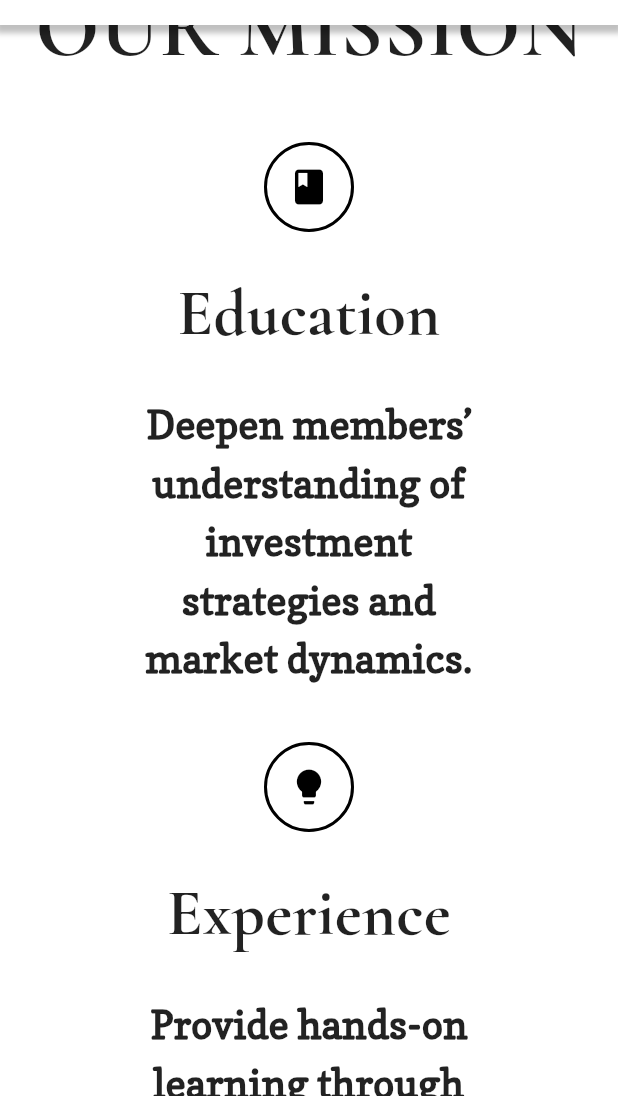
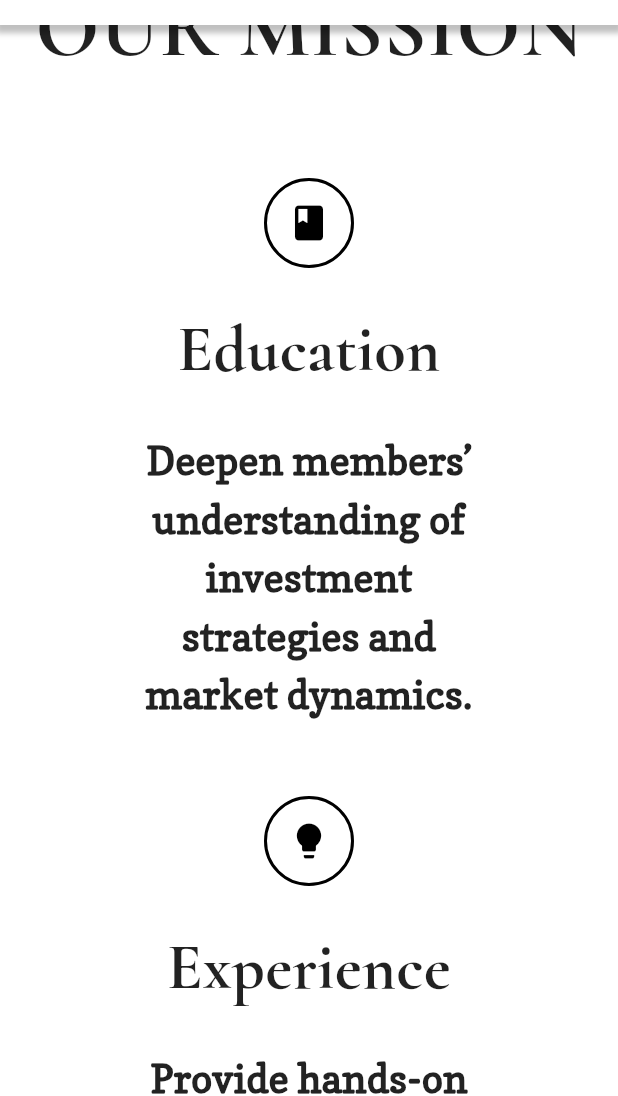
Before and after one commit to karelhutajulu/investsync-web-flutter-24, a Flutter app: the screen it shows after launch, scrolled down 3456 dp, on a phone screen of 412 x 824 dp, the part 140-1236 px from its top. Run offline on Flutter 3.47's test engine with Material 3 defaults, Android fonts, the phone set to English and light mode, and no system bars; our stand-ins replace flutter_svg, font_awesome_flutter, get, visibility_detector; network calls fail.

Commit message:
fix our mission not aligned
grrr

```diff
--- a/lib/pages/home_page.dart
+++ b/lib/pages/home_page.dart
@@ -122,19 +122,26 @@ class HomePage extends StatelessWidget {
                         return Column(
                           crossAxisAlignment: CrossAxisAlignment.center,
                           children: [
+                            // Title
                             Text(
                               'OUR MISSION',
-                              style: TextStyle(
-                                fontSize: 56, // Same as WHO WE ARE
+                              style: const TextStyle(
+                                fontSize: 56,
+                                fontFamily: 'Cormorant',
                                 fontWeight: FontWeight.w800,
-                                fontFamily: 'Cormorant',
                                 color: Colors.black87,
                               ),
                             ),
-                            const SizedBox(height: 36),
+                            const SizedBox(
+                                height:
+                                    60), // Bigger gap between title and icons
+
+                            // Row or Column depending on screen size
                             isDesktop
                                 ? Row(
                                     mainAxisAlignment: MainAxisAlignment.center,
+                                    crossAxisAlignment:
+                                        CrossAxisAlignment.start, // Important
                                     children: [
                                       _MissionItem(
                                         icon: Icons.book,
@@ -142,12 +149,14 @@ class HomePage extends StatelessWidget {
                                         description:
                                             'Deepen members’ understanding of investment strategies and market dynamics.',
                                       ),
+                                      SizedBox(width: 48),
                                       _MissionItem(
                                         icon: Icons.lightbulb,
                                         title: 'Experience',
                                         description:
                                             'Provide hands-on learning through real-world investment experience.',
                                       ),
+                                      SizedBox(width: 48),
                                       _MissionItem(
                                         icon: Icons.people,
                                         title: 'Empowerment',
@@ -164,14 +173,14 @@ class HomePage extends StatelessWidget {
                                         description:
                                             'Deepen members’ understanding of investment strategies and market dynamics.',
                                       ),
-                                      SizedBox(height: 36),
+                                      const SizedBox(height: 48),
                                       _MissionItem(
                                         icon: Icons.lightbulb,
                                         title: 'Experience',
                                         description:
                                             'Provide hands-on learning through real-world investment experience.',
                                       ),
-                                      SizedBox(height: 36),
+                                      const SizedBox(height: 48),
                                       _MissionItem(
                                         icon: Icons.people,
                                         title: 'Empowerment',
@@ -180,7 +189,8 @@ class HomePage extends StatelessWidget {
                                       ),
                                     ],
                                   ),
-                            const SizedBox(height: 80),
+
+                            const SizedBox(height: 100), // Space to Footer
                           ],
                         );
                       },
```
